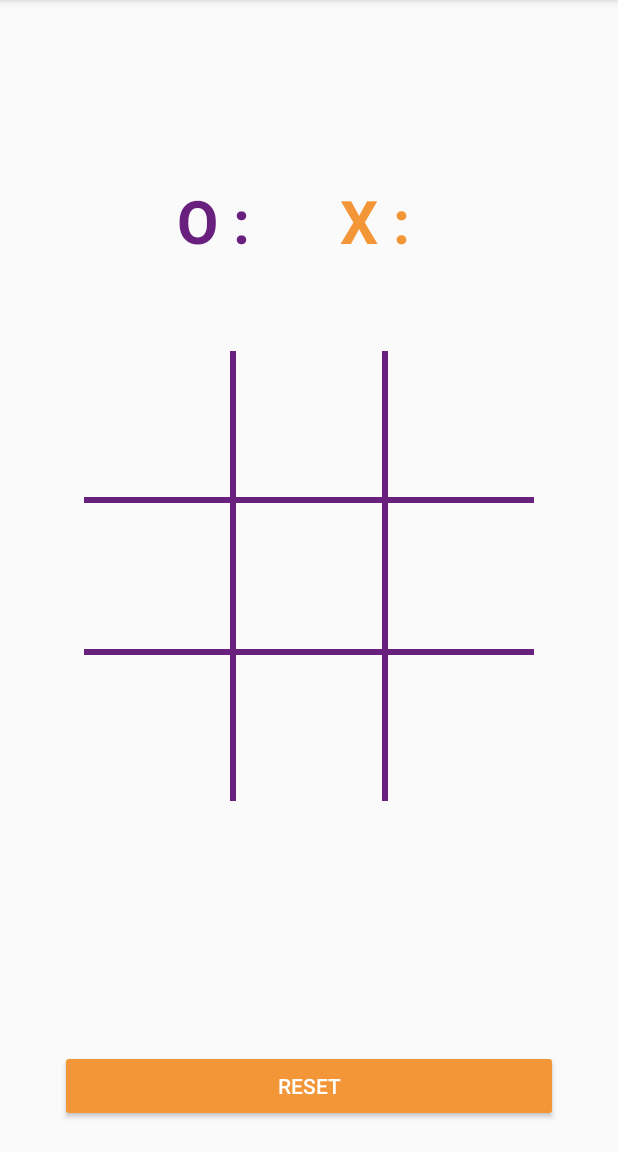
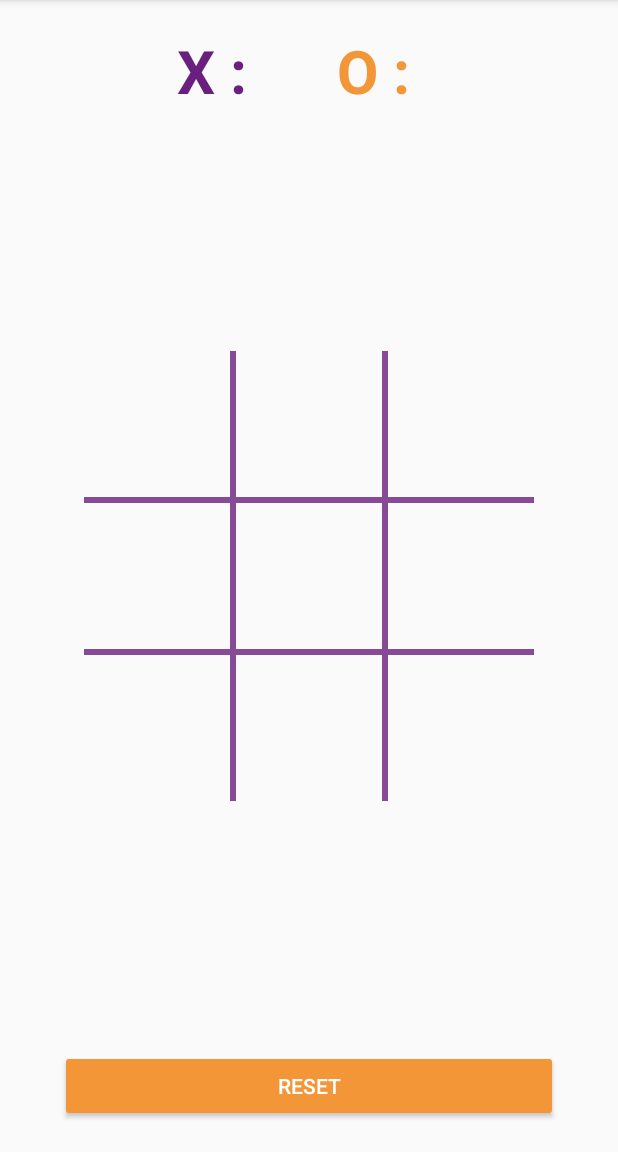
Before and after one commit to fbencosme/prj-base-course-1, an Android app: the fragment TicTacToeFragment shown on its own in the app's theme, on a phone screen of 412 x 824 dp, the part 84-1236 px from its top. Run offline under Robolectric (Android 15) with nearby library versions, the phone set to English and light mode, and no system bars; our stand-ins replace RxJava; libraries missing offline, so code that uses them is left out: com.jakewharton.rxbinding2, com.trello.rxlifecycle2, io.reactivex.rxkotlin; 1 statement that could not run was skipped.

Commit message:
TicTacToe improvements

```diff
--- /dev/null
+++ b/app/src/main/java/com/altice/eteco/course/basic/ticTacToe/data.kt
@@ -0,0 +1,9 @@
+package com.altice.eteco.course.basic.ticTacToe
+
+enum class Type {
+    Cross, Nought
+}
+
+data class TicTacToe(
+    val type : Type
+)
--- a/app/src/main/res/layout/tic_tac_toe_fragment.xml
+++ b/app/src/main/res/layout/tic_tac_toe_fragment.xml
@@ -22,13 +22,13 @@
         <TextView
             android:layout_width="wrap_content"
             android:layout_height="wrap_content"
-            android:text="@string/ticTacToe.board.noughts"
+            android:text="@string/ticTacToe.board.crosses"
             android:textColor="@color/colorPrimary"
             android:textSize="40sp"
             android:textStyle="bold" />
 
         <TextView
-            android:id="@+id/noughts"
+            android:id="@+id/crosses"
             android:layout_width="wrap_content"
             android:layout_height="wrap_content"
             android:paddingLeft="10dp"
@@ -40,13 +40,13 @@
         <TextView
             android:layout_width="wrap_content"
             android:layout_height="wrap_content"
-            android:text="@string/ticTacToe.board.crosses"
+            android:text="@string/ticTacToe.board.noughts"
             android:textColor="@color/colorAccent"
             android:textSize="40sp"
             android:textStyle="bold" />
 
         <TextView
-            android:id="@+id/crosses"
+            android:id="@+id/noughts"
             android:layout_width="wrap_content"
             android:layout_height="wrap_content"
             android:paddingLeft="10dp"
@@ -55,23 +55,16 @@
             tools:text="0" />
     </LinearLayout>
 
-    <FrameLayout
-        android:id="@+id/gridContainer"
+    <android.support.v7.widget.GridLayout
+        android:background="@color/colorPrimary.op.80"
+        android:id="@+id/grid"
+        grid:alignmentMode="alignBounds"
+        grid:columnCount="3"
         android:layout_width="300dp"
         android:layout_height="300dp"
         android:layout_centerHorizontal="true"
         android:layout_centerInParent="true"
         android:layout_centerVertical="true"
-        android:background="@color/colorPrimary">
-
-        <android.support.v7.widget.GridLayout
-            android:id="@+id/grid"
-            android:layout_width="300dp"
-            android:layout_height="300dp"
-            android:layout_centerHorizontal="true"
-            android:layout_centerInParent="true"
-            grid:alignmentMode="alignBounds"
-            grid:columnCount="3"
         grid:rowCount="3">
 
         <TextView
@@ -81,7 +74,7 @@
             android:layout_marginRight="4dp"
             android:layout_marginTop="0dp"
             android:gravity="center"
-                android:textSize="35sp"
+            android:textSize="40dp"
             grid:layout_columnWeight="1"
             grid:layout_gravity="fill_horizontal"
             grid:layout_rowWeight="1"
@@ -94,7 +87,7 @@
             android:layout_marginBottom="4dp"
             android:layout_marginRight="4dp"
             android:gravity="center"
-                android:textSize="35sp"
+            android:textSize="40dp"
             grid:layout_columnWeight="1"
             grid:layout_gravity="fill"
             grid:layout_rowWeight="1"
@@ -106,7 +99,7 @@
             android:layout_height="30dp"
             android:layout_marginBottom="4dp"
             android:gravity="center"
-                android:textSize="35sp"
+            android:textSize="40dp"
             grid:layout_columnWeight="1"
             grid:layout_gravity="fill_horizontal"
             grid:layout_rowWeight="1"
@@ -118,7 +111,7 @@
             android:layout_height="30dp"
             android:layout_marginBottom="4dp"
             android:gravity="center"
-                android:textSize="35sp"
+            android:textSize="40dp"
             grid:layout_columnWeight="1"
             grid:layout_gravity="fill_horizontal"
             grid:layout_rowWeight="1"
@@ -131,7 +124,7 @@
             android:layout_marginBottom="4dp"
             android:layout_marginRight="4dp"
             android:gravity="center"
-                android:textSize="35sp"
+            android:textSize="40dp"
             grid:layout_columnWeight="1"
             grid:layout_gravity="fill_horizontal"
             grid:layout_rowWeight="1"
@@ -143,7 +136,7 @@
             android:layout_height="30dp"
             android:layout_marginBottom="4dp"
             android:gravity="center"
-                android:textSize="35sp"
+            android:textSize="40dp"
             grid:layout_columnWeight="1"
             grid:layout_gravity="fill_horizontal"
             grid:layout_rowWeight="1"
@@ -155,7 +148,7 @@
             android:layout_height="30dp"
             android:layout_marginRight="4dp"
             android:gravity="center"
-                android:textSize="35sp"
+            android:textSize="40dp"
             grid:layout_columnWeight="1"
             grid:layout_gravity="fill_horizontal"
             grid:layout_rowWeight="1"
@@ -167,7 +160,7 @@
             android:layout_height="30dp"
             android:layout_marginRight="4dp"
             android:gravity="center"
-                android:textSize="35sp"
+            android:textSize="40dp"
             grid:layout_columnWeight="1"
             grid:layout_gravity="fill_horizontal"
             grid:layout_rowWeight="1"
@@ -178,7 +171,7 @@
             android:layout_width="30dp"
             android:layout_height="30dp"
             android:gravity="center"
-                android:textSize="35sp"
+            android:textSize="40dp"
             grid:layout_columnWeight="1"
             grid:layout_gravity="fill_horizontal"
             grid:layout_rowWeight="1"
@@ -186,7 +179,6 @@
             tools:text="2,2" />
 
     </android.support.v7.widget.GridLayout>
-    </FrameLayout>
 
 
     <Button
--- a/app/src/main/res/values/colors.xml
+++ b/app/src/main/res/values/colors.xml
@@ -4,4 +4,5 @@
     <color name="colorPrimaryDark">#691F7E</color>
     <color name="colorAccent">#F39638</color>
     <color name="white">#FFFFFF</color>
+    <color name="colorPrimary.op.80">#CC691F7E</color>
 </resources>
```
Lines whose indentation alone changed are shown as unchanged.
